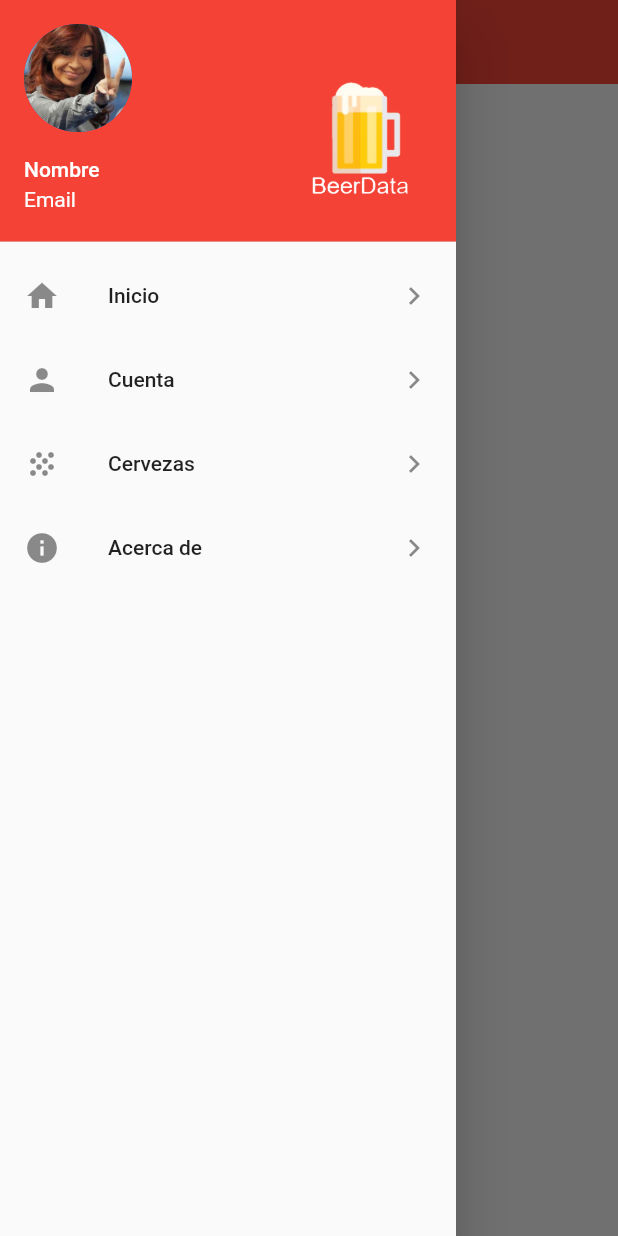
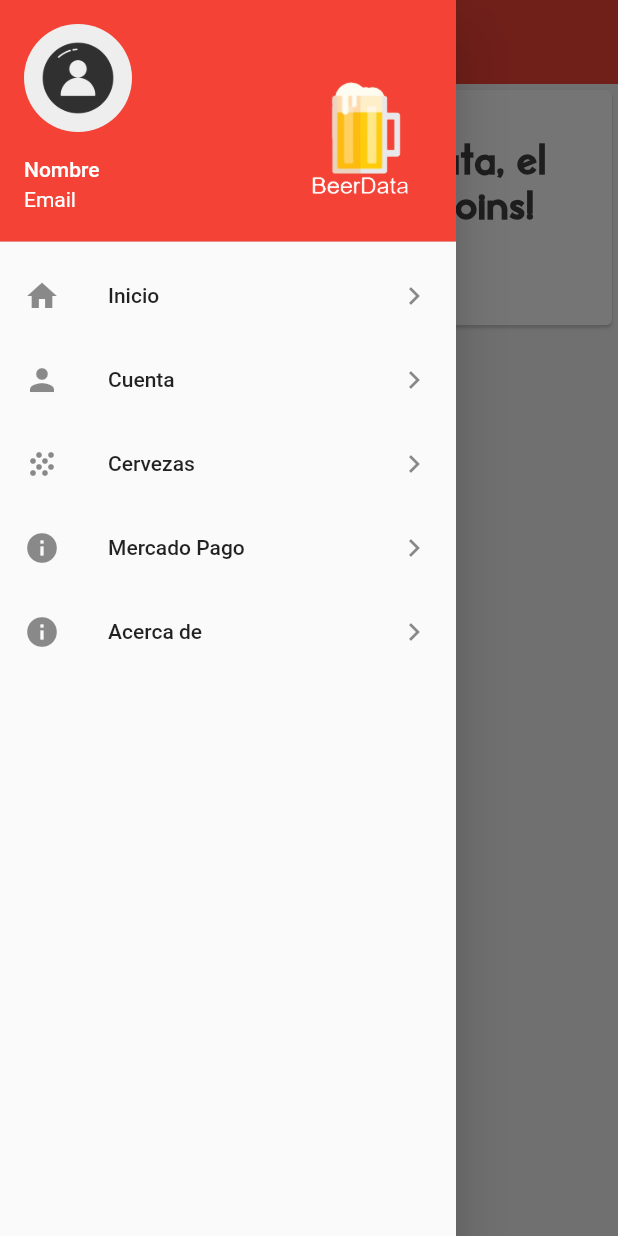
Before and after one commit to rcarreir/BeerData_app, a Flutter app: the screen it shows once a user with an empty profile is signed in, with the side drawer open, on a phone screen of 412 x 824 dp. Run offline on Flutter 3.47's test engine with Material 2 defaults, Android fonts, the phone set to English and light mode, and no system bars; our stand-ins replace firebase_auth, firebase_database, flutter_spinkit, fluttertoast; missing offline and left inert: mercado_pago_mobile_checkout, qrscan; accounts and stored records are empty.

Commit message:
mercadopago checkout integrado

```diff
--- a/lib/screens/authenticate/tabs/MainScreen.dart
+++ b/lib/screens/authenticate/tabs/MainScreen.dart
@@ -1,6 +1,4 @@
 import 'package:flutter/material.dart';
-import 'package:provider/provider.dart';
-import 'package:tutorial_ninja/models/user.dart';
 import 'package:tutorial_ninja/shared/PanelDrawer.dart';
 import 'package:tutorial_ninja/services/auth.dart';
 
@@ -17,6 +15,24 @@ class MainScreen extends StatelessWidget {
         elevation: 0.0,
       ),
       drawer: PanelDrawer(),
+      body: SizedBox(
+        height: MediaQuery.of(context).size.height / 5,
+        width: MediaQuery.of(context).size.width,
+        child: Card(
+          child: Padding(
+            padding: EdgeInsets.only(left: 5.0, right: 5.0, top: 28.0),
+            child: Text(
+              "¡Bienvenido a BeerData, el primer bar de BeerCoins!",
+              style: TextStyle(
+                  fontSize: 30,
+                  fontWeight: FontWeight.bold,
+                  fontFamily: 'OfficialBook',
+                  color: Colors.grey[800]),
+              textAlign: TextAlign.center,
+            ),
+          ),
+        ),
+      ),
     );
   }
 }
--- a/lib/services/database.dart
+++ b/lib/services/database.dart
@@ -20,6 +20,12 @@ class DatabaseService {
     });
   }
 
+  updateUserData(dynamic campo, dynamic valor) {
+    databaseReference.child("Clientes").child("Usuario").child(uid).set({
+      '$campo': valor,
+    });
+  }
+
 //Creo un objeto de usuario con el snapshot leido de firebase
 
   UserAccount userAccountFromSnapshot(DataSnapshot snapshot) {
--- /dev/null
+++ b/lib/services/http_mercadopago.dart
@@ -0,0 +1 @@
+String json = '{"title": "Hello", "body": "body text", "userId": 1}';
--- a/lib/shared/PanelDrawer.dart
+++ b/lib/shared/PanelDrawer.dart
@@ -5,11 +5,12 @@ import 'package:tutorial_ninja/screens/authenticate/tabs/AboutScreen.dart';
 import 'package:tutorial_ninja/screens/authenticate/tabs/Account.dart';
 import 'package:tutorial_ninja/screens/authenticate/tabs/MainScreen.dart';
 import 'package:tutorial_ninja/screens/authenticate/tabs/Cervezas.dart';
+import 'package:tutorial_ninja/screens/authenticate/tabs/MercadoPago.dart';
 
 class PanelDrawer extends StatelessWidget {
   @override
   Widget build(BuildContext context) {
-    // final user = Provider.of<User>(context);
+    final user = Provider.of<User>(context);
 
     return Drawer(
       child: ListView(
@@ -28,7 +29,9 @@ class PanelDrawer extends StatelessWidget {
               accountEmail: Text("Email"),
               accountName: Text("Nombre"),
               currentAccountPicture: CircleAvatar(
-                backgroundImage: AssetImage("assets/images/cristina.jpg"),
+                backgroundImage: AssetImage("assets/images/profile-logo.png"),
+                backgroundColor: Colors.grey[200],
+                radius: 100.0,
               )),
           ListTile(
             leading: Icon(Icons.home),
@@ -69,6 +72,18 @@ class PanelDrawer extends StatelessWidget {
           ListTile(
             leading: Icon(Icons.info),
             trailing: Icon(Icons.keyboard_arrow_right),
+            title: Text('Mercado Pago'),
+            onTap: () {
+              Navigator.pop(context);
+              Navigator.pushReplacement(
+                context,
+                MaterialPageRoute(builder: (context) => MercadoPago()),
+              );
+            },
+          ),
+          ListTile(
+            leading: Icon(Icons.info),
+            trailing: Icon(Icons.keyboard_arrow_right),
             title: Text('Acerca de'),
             onTap: () {
               Navigator.pop(context);
```
Also changed, not shown: lib/screens/authenticate/tabs/Account.dart (+11 -6 lines), lib/screens/authenticate/tabs/Cervezas.dart (+71 -11 lines), lib/screens/authenticate/tabs/MercadoPago.dart (added, +72 -0 lines), pubspec.yaml (+7 -0 lines), assets/images/profile-logo.png (added), fonts/OfficialBook.ttf (added), pubspec.lock.
